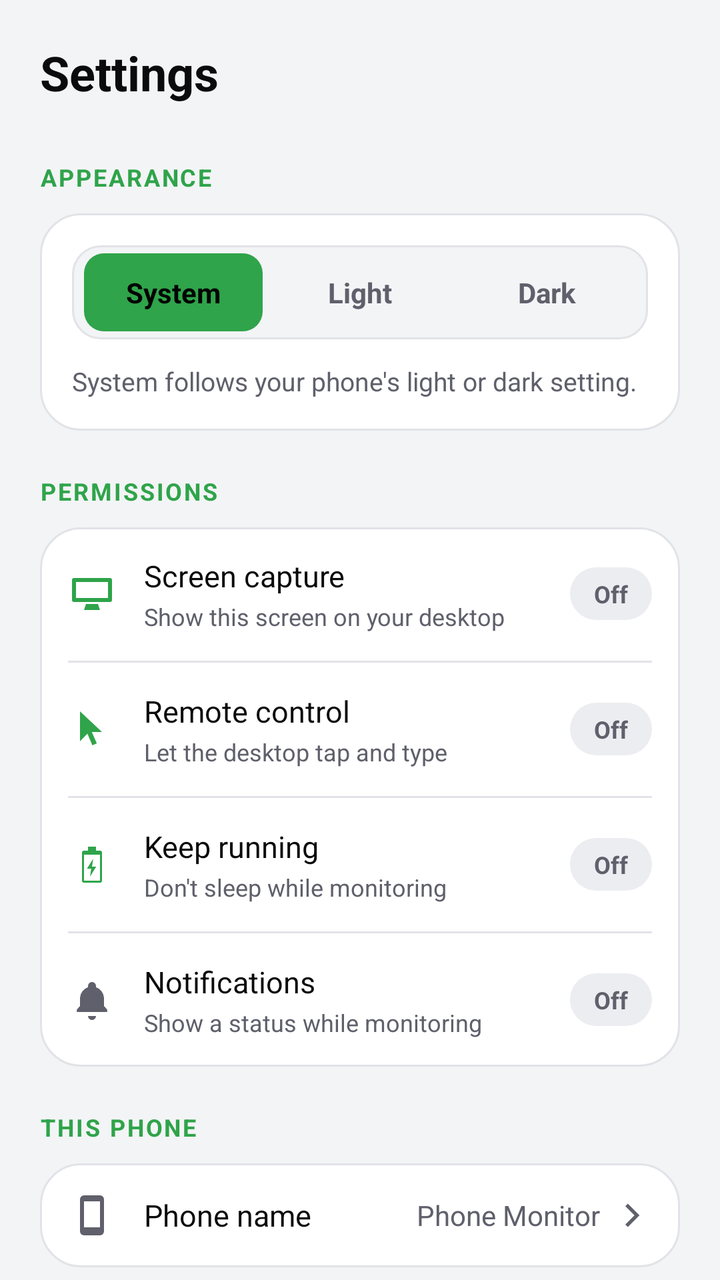
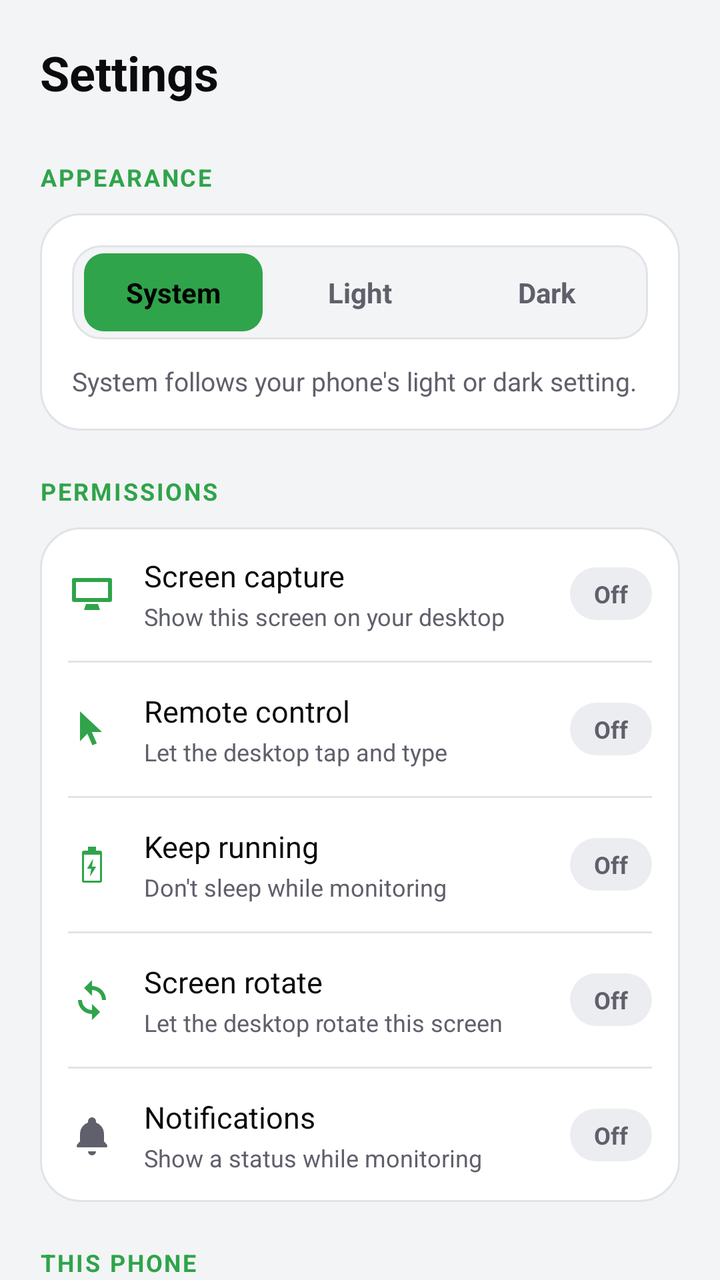

An Android layout rendered at two revisions. The XML below is the earlier revision; the diff shows what the commit changed to produce the second picture.
<!-- AndroidManifest.xml: application theme Theme.PhoneMonitor -->
<!-- res/layout/page_settings.xml -->
<?xml version="1.0" encoding="utf-8"?>
<ScrollView xmlns:android="http://schemas.android.com/apk/res/android"
    xmlns:app="http://schemas.android.com/apk/res-auto"
    android:layout_width="match_parent"
    android:layout_height="match_parent"
    android:fillViewport="true"
    android:scrollbars="none">

    <LinearLayout
        android:layout_width="match_parent"
        android:layout_height="wrap_content"
        android:orientation="vertical"
        android:padding="20dp">

        <TextView
            android:layout_width="wrap_content"
            android:layout_height="wrap_content"
            android:paddingBottom="6dp"
            android:text="@string/settings"
            android:textColor="@color/pm_text"
            android:textSize="24sp"
            android:textStyle="bold" />

        
        <TextView
            style="@style/Pm.SectionHeader"
            android:text="@string/sec_appearance" />

        <LinearLayout
            android:layout_width="match_parent"
            android:layout_height="wrap_content"
            android:background="@drawable/bg_card20"
            android:orientation="vertical"
            android:padding="16dp">

            <LinearLayout
                android:layout_width="match_parent"
                android:layout_height="wrap_content"
                android:background="@drawable/bg_seg"
                android:orientation="horizontal"
                android:padding="4dp">

                <TextView
                    android:id="@+id/themeSystem"
                    style="@style/Pm.SegItem"
                    android:background="@drawable/bg_seg_selected"
                    android:text="@string/theme_system"
                    android:textColor="@color/pm_black" />

                <TextView
                    android:id="@+id/themeLight"
                    style="@style/Pm.SegItem"
                    android:text="@string/theme_light"
                    android:textColor="@color/pm_muted" />

                <TextView
                    android:id="@+id/themeDark"
                    style="@style/Pm.SegItem"
                    android:text="@string/theme_dark"
                    android:textColor="@color/pm_muted" />
            </LinearLayout>

            <TextView
                android:layout_width="match_parent"
                android:layout_height="wrap_content"
                android:paddingTop="12dp"
                android:text="@string/theme_help"
                android:textColor="@color/pm_muted"
                android:textSize="13sp" />
        </LinearLayout>

        
        <TextView
            style="@style/Pm.SectionHeader"
            android:text="@string/sec_permissions" />

        <LinearLayout
            android:layout_width="match_parent"
            android:layout_height="wrap_content"
            android:background="@drawable/bg_card20"
            android:orientation="vertical">

            
            <LinearLayout style="@style/Pm.Row">

                <ImageView
                    style="@style/Pm.RowIcon"
                    android:src="@drawable/ic_desktop"
                    app:tint="@color/pm_green" />

                <LinearLayout style="@style/Pm.RowText">

                    <TextView style="@style/Pm.RowTitle" android:text="@string/perm_screen" />

                    <TextView style="@style/Pm.RowSub" android:text="@string/perm_screen_sub" />
                </LinearLayout>

                <TextView
                    android:id="@+id/setScreenChip"
                    style="@style/Pm.Chip"
                    android:text="@string/off" />
            </LinearLayout>

            <View style="@style/Pm.Divider" />

            
            <LinearLayout
                android:id="@+id/setRemoteRow"
                style="@style/Pm.Row">

                <ImageView
                    style="@style/Pm.RowIcon"
                    android:src="@drawable/ic_touch"
                    app:tint="@color/pm_green" />

                <LinearLayout style="@style/Pm.RowText">

                    <TextView style="@style/Pm.RowTitle" android:text="@string/perm_control" />

                    <TextView style="@style/Pm.RowSub" android:text="@string/perm_control_sub" />
                </LinearLayout>

                <TextView
                    android:id="@+id/setRemoteChip"
                    style="@style/Pm.Chip"
                    android:text="@string/off" />
            </LinearLayout>

            <View style="@style/Pm.Divider" />

            
            <LinearLayout
                android:id="@+id/setBatteryRow"
                style="@style/Pm.Row">

                <ImageView
                    style="@style/Pm.RowIcon"
                    android:src="@drawable/ic_battery"
                    app:tint="@color/pm_green" />

                <LinearLayout style="@style/Pm.RowText">

                    <TextView style="@style/Pm.RowTitle" android:text="@string/perm_keep" />

                    <TextView style="@style/Pm.RowSub" android:text="@string/perm_keep_sub" />
                </LinearLayout>

                <TextView
                    android:id="@+id/setBatteryChip"
                    style="@style/Pm.Chip"
                    android:text="@string/off" />
            </LinearLayout>

            <View style="@style/Pm.Divider" />

            
            <LinearLayout
                android:id="@+id/setNotifRow"
                style="@style/Pm.Row">

                <ImageView
                    style="@style/Pm.RowIcon"
                    android:src="@drawable/ic_bell"
                    app:tint="@color/pm_muted" />

                <LinearLayout style="@style/Pm.RowText">

                    <TextView style="@style/Pm.RowTitle" android:text="@string/perm_notif" />

                    <TextView style="@style/Pm.RowSub" android:text="@string/perm_notif_sub" />
                </LinearLayout>

                <TextView
                    android:id="@+id/setNotifChip"
                    style="@style/Pm.Chip"
                    android:text="@string/off" />
            </LinearLayout>
        </LinearLayout>

        
        <TextView
            style="@style/Pm.SectionHeader"
            android:text="@string/sec_this_phone" />

        <LinearLayout
            android:layout_width="match_parent"
            android:layout_height="wrap_content"
            android:background="@drawable/bg_card20"
            android:orientation="vertical">

            <LinearLayout
                android:id="@+id/setNameRow"
                style="@style/Pm.Row">

                <ImageView
                    style="@style/Pm.RowIcon"
                    android:src="@drawable/ic_phone"
                    app:tint="@color/pm_muted" />

                <TextView
                    style="@style/Pm.RowTitle"
                    android:layout_width="0dp"
                    android:layout_weight="1"
                    android:text="@string/phone_name" />

                <TextView
                    android:id="@+id/setNameValue"
                    android:layout_width="wrap_content"
                    android:layout_height="wrap_content"
                    android:layout_marginEnd="6dp"
                    android:text="@string/app_name"
                    android:textColor="@color/pm_muted"
                    android:textSize="14sp" />

                <ImageView
                    style="@style/Pm.RowChevron"
                    android:src="@drawable/ic_chevron"
                    app:tint="@color/pm_muted" />
            </LinearLayout>
        </LinearLayout>

        
        <TextView
            style="@style/Pm.SectionHeader"
            android:text="@string/sec_quality" />

        <LinearLayout
            android:layout_width="match_parent"
            android:layout_height="wrap_content"
            android:background="@drawable/bg_card20"
            android:orientation="vertical"
            android:padding="16dp">

            <LinearLayout
                android:layout_width="match_parent"
                android:layout_height="wrap_content"
                android:background="@drawable/bg_seg"
                android:orientation="horizontal"
                android:padding="4dp">

                <TextView
                    android:id="@+id/qualLow"
                    style="@style/Pm.SegItem"
                    android:text="@string/quality_low"
                    android:textColor="@color/pm_muted" />

                <TextView
                    android:id="@+id/qualMed"
                    style="@style/Pm.SegItem"
                    android:background="@drawable/bg_seg_selected"
                    android:text="@string/quality_medium"
                    android:textColor="@color/pm_black" />

                <TextView
                    android:id="@+id/qualHigh"
                    style="@style/Pm.SegItem"
                    android:text="@string/quality_high"
                    android:textColor="@color/pm_muted" />
            </LinearLayout>

            <TextView
                android:layout_width="match_parent"
                android:layout_height="wrap_content"
                android:paddingTop="12dp"
                android:text="@string/quality_help"
                android:textColor="@color/pm_muted"
                android:textSize="13sp" />
        </LinearLayout>

        
        <TextView
            style="@style/Pm.SectionHeader"
            android:text="@string/sec_later" />

        <LinearLayout
            android:layout_width="match_parent"
            android:layout_height="wrap_content"
            android:alpha="0.85"
            android:background="@drawable/bg_card20"
            android:orientation="vertical">

            <LinearLayout style="@style/Pm.Row">

                <ImageView
                    style="@style/Pm.RowIcon"
                    android:src="@drawable/ic_qr"
                    app:tint="@color/pm_muted" />

                <LinearLayout style="@style/Pm.RowText">

                    <TextView style="@style/Pm.RowTitle" android:text="@string/later_qr" />

                    <TextView style="@style/Pm.RowSub" android:text="@string/later_qr_sub" />
                </LinearLayout>

                <TextView
                    android:layout_width="wrap_content"
                    android:layout_height="wrap_content"
                    android:background="@drawable/chip_yellow"
                    android:paddingHorizontal="10dp"
                    android:paddingVertical="4dp"
                    android:text="@string/soon"
                    android:textColor="@color/pm_yellow"
                    android:textSize="11sp"
                    android:textStyle="bold" />
            </LinearLayout>
        </LinearLayout>

        
        <TextView
            style="@style/Pm.SectionHeader"
            android:text="@string/sec_about" />

        <LinearLayout
            android:layout_width="match_parent"
            android:layout_height="wrap_content"
            android:layout_marginBottom="8dp"
            android:background="@drawable/bg_card20"
            android:orientation="vertical">

            <LinearLayout
                android:id="@+id/setHowRow"
                style="@style/Pm.Row">

                <ImageView
                    style="@style/Pm.RowIcon"
                    android:src="@drawable/ic_info"
                    app:tint="@color/pm_muted" />

                <TextView
                    style="@style/Pm.RowTitle"
                    android:layout_width="0dp"
                    android:layout_weight="1"
                    android:text="@string/about_how" />

                <ImageView
                    style="@style/Pm.RowChevron"
                    android:src="@drawable/ic_chevron"
                    app:tint="@color/pm_muted" />
            </LinearLayout>

            <View style="@style/Pm.Divider" />

            <LinearLayout style="@style/Pm.Row">

                <ImageView
                    style="@style/Pm.RowIcon"
                    android:src="@drawable/ic_info"
                    app:tint="@color/pm_muted" />

                <TextView
                    style="@style/Pm.RowTitle"
                    android:layout_width="0dp"
                    android:layout_weight="1"
                    android:text="@string/about_version" />

                <TextView
                    android:layout_width="wrap_content"
                    android:layout_height="wrap_content"
                    android:text="@string/version_value"
                    android:textColor="@color/pm_muted"
                    android:textSize="14sp" />
            </LinearLayout>
        </LinearLayout>
    </LinearLayout>
</ScrollView>
<!-- resources referenced by this layout -->
<resources>
  <color name="pm_black">#000000</color>
  <color name="pm_green">#2FA44A</color>
  <color name="pm_muted">#5F606B</color>
  <color name="pm_text">#0B0B0D</color>
  <color name="pm_yellow">#EFDB16</color>
  <!-- drawable bg_seg_selected (drawable) -->
  <?xml version="1.0" encoding="utf-8"?>
  <shape xmlns:android="http://schemas.android.com/apk/res/android" android:shape="rectangle">
      <solid android:color="@color/pm_green" />
      <corners android:radius="10dp" />
  </shape>
  <!-- drawable chip_yellow (drawable) -->
  <?xml version="1.0" encoding="utf-8"?>
  <shape xmlns:android="http://schemas.android.com/apk/res/android" android:shape="rectangle">
      <solid android:color="@color/pm_yellow_tint" />
      <corners android:radius="999dp" />
  </shape>
  <string name="about_how">How to connect</string>
  <string name="about_version">Version</string>
  <string name="app_name">Phone Monitor</string>
  <string name="later_qr">Pair with a QR code</string>
  <string name="later_qr_sub">Connect without typing the address</string>
  <string name="off">Off</string>
  <string name="perm_control">Remote control</string>
  <string name="perm_control_sub">Let the desktop tap and type</string>
  <string name="perm_keep">Keep running</string>
  <string name="perm_keep_sub">Don\'t sleep while monitoring</string>
  <string name="perm_notif">Notifications</string>
  <string name="perm_notif_sub">Show a status while monitoring</string>
  <string name="perm_screen">Screen capture</string>
  <string name="perm_screen_sub">Show this screen on your desktop</string>
  <string name="phone_name">Phone name</string>
  <string name="quality_help">Lower quality feels faster on weak Wi-Fi.</string>
  <string name="quality_high">High</string>
  <string name="quality_low">Low</string>
  <string name="quality_medium">Medium</string>
  <string name="sec_about">About</string>
  <string name="sec_appearance">Appearance</string>
  <string name="sec_later">Later features</string>
  <string name="sec_permissions">Permissions</string>
  <string name="sec_quality">Monitor quality</string>
  <string name="sec_this_phone">This phone</string>
  <string name="settings">Settings</string>
  <string name="soon">Soon</string>
  <string name="theme_dark">Dark</string>
  <string name="theme_help">System follows your phone\'s light or dark setting.</string>
  <string name="theme_light">Light</string>
  <string name="theme_system">System</string>
  <string name="version_value">2.0</string>
  <style name="Pm.RowChevron" parent="">
          <item name="android:layout_width">20dp</item>
          <item name="android:layout_height">20dp</item>
          <item name="android:contentDescription">@null</item>
      </style>
  <style name="Pm.RowIcon" parent="">
          <item name="android:layout_width">24dp</item>
          <item name="android:layout_height">24dp</item>
          <item name="android:layout_marginEnd">14dp</item>
          <item name="android:contentDescription">@null</item>
      </style>
  <style name="Pm.RowText" parent="">
          <item name="android:layout_width">0dp</item>
          <item name="android:layout_height">wrap_content</item>
          <item name="android:layout_weight">1</item>
          <item name="android:orientation">vertical</item>
      </style>
  <color name="pm_surface">#FFFFFF</color>
  <color name="pm_border">#E2E3E8</color>
  <color name="pm_bg">#F3F4F6</color>
  <color name="pm_yellow_tint">#26EFDB16</color>
  <!-- drawable chip_muted (drawable) -->
  <?xml version="1.0" encoding="utf-8"?>
  <shape xmlns:android="http://schemas.android.com/apk/res/android" android:shape="rectangle">
      <solid android:color="@color/pm_elev" />
      <corners android:radius="999dp" />
  </shape>
  <color name="pm_elev">#ECEDF1</color>
</resources>

<!-- the commit's change to res/layout/page_settings.xml (unified diff, before → after) -->
@@ -147,6 +147,31 @@
 
                 <TextView
                     android:id="@+id/setBatteryChip"
+                    style="@style/Pm.Chip"
+                    android:text="@string/off" />
+            </LinearLayout>
+
+            <View style="@style/Pm.Divider" />
+
+            
+            <LinearLayout
+                android:id="@+id/setRotateRow"
+                style="@style/Pm.Row">
+
+                <ImageView
+                    style="@style/Pm.RowIcon"
+                    android:src="@drawable/ic_rotate"
+                    app:tint="@color/pm_green" />
+
+                <LinearLayout style="@style/Pm.RowText">
+
+                    <TextView style="@style/Pm.RowTitle" android:text="@string/perm_rotate" />
+
+                    <TextView style="@style/Pm.RowSub" android:text="@string/perm_rotate_sub" />
+                </LinearLayout>
+
+                <TextView
+                    android:id="@+id/setRotateChip"
                     style="@style/Pm.Chip"
                     android:text="@string/off" />
             </LinearLayout>
<!-- resource entries referenced after the edit -->
@@ -29,6 +29,8 @@
   <string name="perm_keep_sub">Don\'t sleep while monitoring</string>
   <string name="perm_notif">Notifications</string>
   <string name="perm_notif_sub">Show a status while monitoring</string>
+  <string name="perm_rotate">Screen rotate</string>
+  <string name="perm_rotate_sub">Let the desktop rotate this screen</string>
   <string name="perm_screen">Screen capture</string>
   <string name="perm_screen_sub">Show this screen on your desktop</string>
   <string name="phone_name">Phone name</string>
